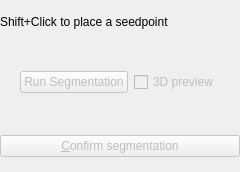
Above: Modules/SegmentationUI/Qmitk/QmitkAdaptiveRegionGrowingToolGUIControls.ui from MITK/MITK before the change. Below: the same form after it.
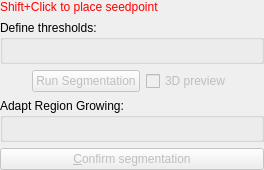
That is the form after the change. Custom widgets are drawn as their Qt base class.

Commit message: Added label for how to set seedpoints and added groupboxes for slider descriptions

Diff of the .ui file:
```diff
--- a/Modules/SegmentationUI/Qmitk/QmitkAdaptiveRegionGrowingToolGUIControls.ui
+++ b/Modules/SegmentationUI/Qmitk/QmitkAdaptiveRegionGrowingToolGUIControls.ui
@@ -6,8 +6,8 @@
    <rect>
     <x>0</x>
     <y>0</y>
-    <width>240</width>
-    <height>172</height>
+    <width>264</width>
+    <height>170</height>
    </rect>
   </property>
   <property name="sizePolicy">
@@ -40,19 +40,44 @@
        <verstretch>0</verstretch>
       </sizepolicy>
      </property>
+     <property name="styleSheet">
+      <string notr="true">color:rgb(255, 0, 0)</string>
+     </property>
      <property name="text">
-      <string>Shift+Click to place a seedpoint</string>
+      <string>Shift+Click to place seedpoint</string>
+     </property>
+     <property name="margin">
+      <number>0</number>
      </property>
     </widget>
    </item>
    <item>
-    <widget class="ctkRangeWidget" name="m_ThresholdSlider" native="true">
-     <property name="sizePolicy">
-      <sizepolicy hsizetype="Minimum" vsizetype="Fixed">
-       <horstretch>0</horstretch>
-       <verstretch>0</verstretch>
-      </sizepolicy>
+    <widget class="QGroupBox" name="groupBox">
+     <property name="title">
+      <string>Define thresholds:</string>
      </property>
+     <property name="flat">
+      <bool>true</bool>
+     </property>
+     <layout class="QVBoxLayout" name="verticalLayout_3">
+      <property name="leftMargin">
+       <number>0</number>
+      </property>
+      <property name="topMargin">
+       <number>6</number>
+      </property>
+      <property name="rightMargin">
+       <number>0</number>
+      </property>
+      <property name="bottomMargin">
+       <number>0</number>
+      </property>
+      <item>
+       <widget class="ctkRangeWidget" name="m_ThresholdSlider" native="true">
+        <zorder>m_lblSetSeedpoint</zorder>
+       </widget>
+      </item>
+     </layout>
     </widget>
    </item>
    <item>
@@ -140,13 +165,30 @@
     </layout>
    </item>
    <item>
-    <widget class="ctkSliderWidget" name="m_PreviewSlider" native="true">
-     <property name="sizePolicy">
-      <sizepolicy hsizetype="Minimum" vsizetype="Fixed">
-       <horstretch>0</horstretch>
-       <verstretch>0</verstretch>
-      </sizepolicy>
+    <widget class="QGroupBox" name="groupBox_2">
+     <property name="title">
+      <string>Adapt Region Growing:</string>
      </property>
+     <property name="flat">
+      <bool>true</bool>
+     </property>
+     <layout class="QVBoxLayout" name="verticalLayout_2">
+      <property name="leftMargin">
+       <number>0</number>
+      </property>
+      <property name="topMargin">
+       <number>6</number>
+      </property>
+      <property name="rightMargin">
+       <number>0</number>
+      </property>
+      <property name="bottomMargin">
+       <number>0</number>
+      </property>
+      <item>
+       <widget class="ctkSliderWidget" name="m_PreviewSlider" native="true"/>
+      </item>
+     </layout>
     </widget>
    </item>
    <item>
```
Left out of the diff: 2 changed lines with no effect on the pictures. The commit also changes 1 other file.
